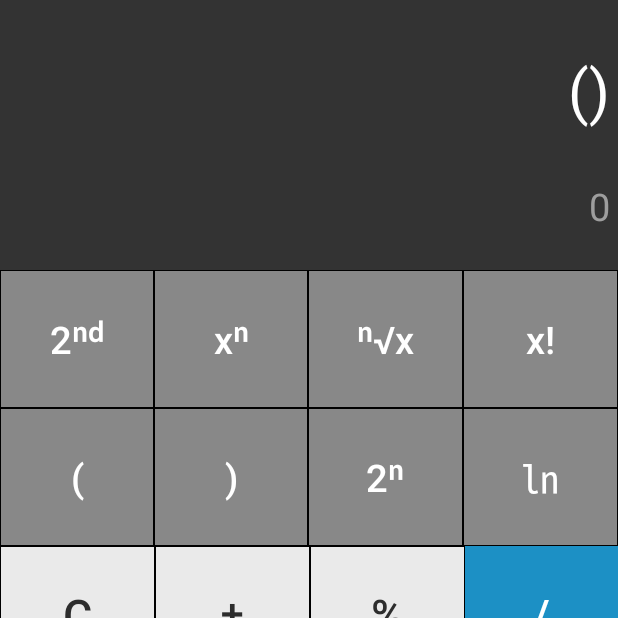
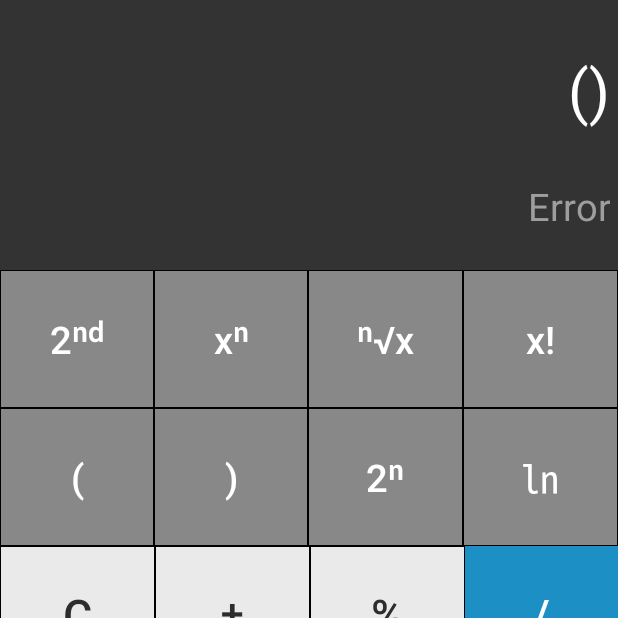
Before and after one commit to PopTudor/calculator-app, an Android app: the fragment MainActivityFragment shown on its own in the app's theme, after a tap on an icon or button, on a phone screen of 412 x 824 dp, the top half of it. Run offline under Robolectric (Android 15) with nearby library versions, the phone set to English and light mode, and no system bars; 1 other tap on this screen came first.

Commit message:
it works pretty good on interactive evaluation of expressions with implicit multiplication and multiple parantheses. Still it needs to fix the case when there are multiple closing parantheses like 2))). But this case is nicely handled by displaying error in result textview and not crashing the app

```diff
--- a/app/src/main/java/tudor/com/supercalc/MainActivityFragment.java
+++ b/app/src/main/java/tudor/com/supercalc/MainActivityFragment.java
@@ -4,6 +4,7 @@ import android.os.Bundle;
 import android.support.v4.app.Fragment;
 import android.text.Editable;
 import android.text.TextWatcher;
+import android.util.Log;
 import android.view.LayoutInflater;
 import android.view.View;
 import android.view.ViewGroup;
@@ -186,14 +187,30 @@ public class MainActivityFragment extends Fragment {
 
 			@Override
 			public void onTextChanged(CharSequence sequence, int start, int before, int count) {
-				String s = prepareStringForMathEval(sequence.toString());
-				if (!s.equals("") && s!=null) {
-					Expression expression = new ExpressionBuilder(s).build();
-					double d = expression.evaluate();
-					if (d % 1 == 0)
-						mTextViewResult.setText(String.valueOf((int) d));
-					else
-						mTextViewDetail.setText(String.valueOf(d));
+				String s = (sequence.toString());
+				try {
+					if (!s.equals("") && s != null) {
+						Expression expression = new ExpressionBuilder(s).build();
+						double d = expression.evaluate();
+						if (d % 1 == 0)
+							mTextViewResult.setText((int) d + "");
+						else
+							mTextViewResult.setText(String.format("%.5f",d));
+					}
+				}catch (Exception e){
+					try{
+						if (!s.equals("") && s != null) {
+							Expression expression = new ExpressionBuilder(prepareStringForMathEval(s)).build();
+							Log.d("TAG", s);
+							double d = expression.evaluate();
+							if (d % 1 == 0)
+								mTextViewResult.setText(String.valueOf((int) d));
+							else
+								mTextViewResult.setText(String.format("%.5f",d));
+						}
+					}catch (Exception ex) {
+						mTextViewResult.setText("Error");
+					}
 				}
 			}
 
--- a/app/src/main/java/tudor/com/supercalc/PrepareString.java
+++ b/app/src/main/java/tudor/com/supercalc/PrepareString.java
@@ -7,9 +7,10 @@ public class PrepareString {
 	public static String prepareStringForMathEval(String str) {
 		String replaced = null;
 
-		if (str.charAt(str.length() - 1) == '(') {
+		if (str.charAt(str.length() - 1) == '(') { // x( , x(y)(
 			str = str.substring(0, str.length() - 1);
 		}
+
 
 		if (str.matches("(\\d+[+\\-*/]*)*\\(+")){ // (x[+-*/])( || 2( => 2 | 222( => 222 | 5+( => 5| 2+3( |2+3+(
 			replaced = str.replaceAll("[+\\-*/]*\\(+", ""); //
```
